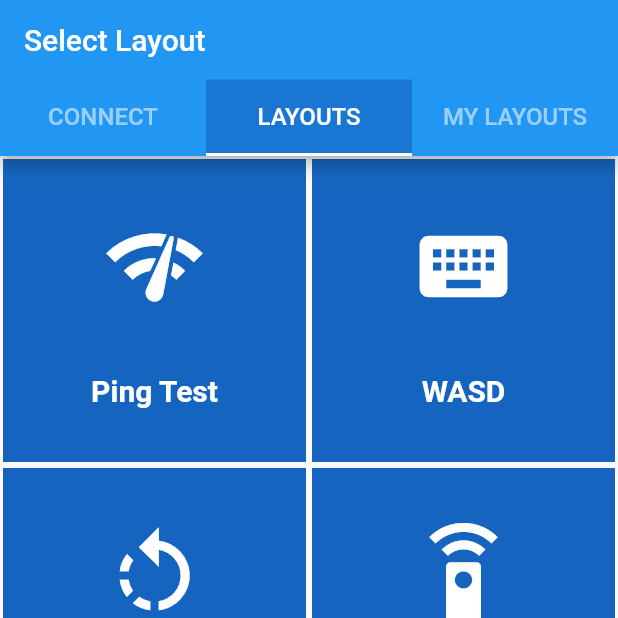
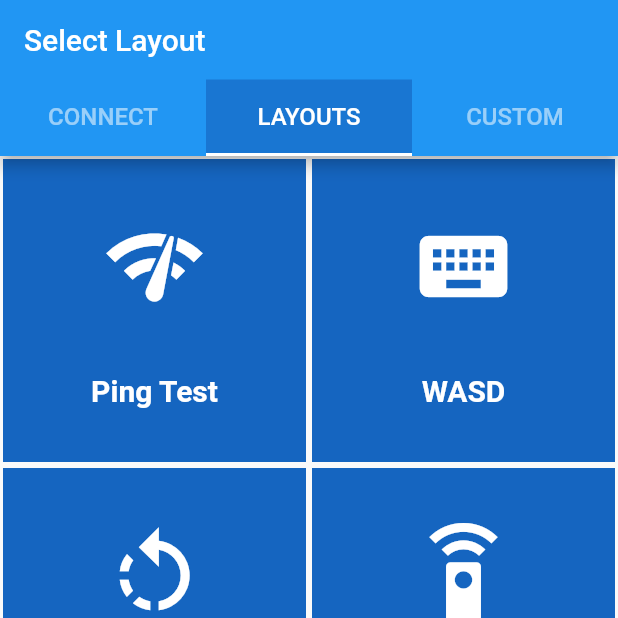
Before and after one commit to devclub-iitd/AioPcController, a Flutter app: the LayoutSelect screen opened by its route, on a phone screen of 412 x 824 dp, the top half of it. Run offline on Flutter 3.47's test engine with Material 2 defaults, Android fonts, the phone set to English and light mode, and no system bars; our stand-ins replace flutter_slidable, sensors, sqflite; missing offline and left inert: barcode_scan; accounts and stored records are empty.

Commit message:
Minor changes

```diff
--- a/lib/HomeScreen.dart
+++ b/lib/HomeScreen.dart
@@ -101,7 +101,7 @@ class HomeScreen extends StatelessWidget {
                         ),
                         child: Center(
                           child: Text(
-                            'MY LAYOUTS',
+                            'CUSTOM',
                             style: TextStyle(
                               fontWeight: FontWeight.w500,
                               color: Colors.white54,
--- a/lib/LayoutSelect.dart
+++ b/lib/LayoutSelect.dart
@@ -109,7 +109,7 @@ class LayoutSelect extends StatelessWidget {
                         ),
                         child: Center(
                           child: Text(
-                            'MY LAYOUTS',
+                            'CUSTOM',
                             style: TextStyle(
                               fontWeight: FontWeight.w500,
                               color: Colors.white54,
--- a/lib/LoadCustom.dart
+++ b/lib/LoadCustom.dart
@@ -203,7 +203,7 @@ class LoadCustomState extends State<LoadCustom> {
                         ),
                         child: Center(
                           child: Text(
-                            'MY LAYOUTS',
+                            'CUSTOM',
                             style: TextStyle(
                               fontWeight: FontWeight.w500,
                               color: Colors.white,
```
